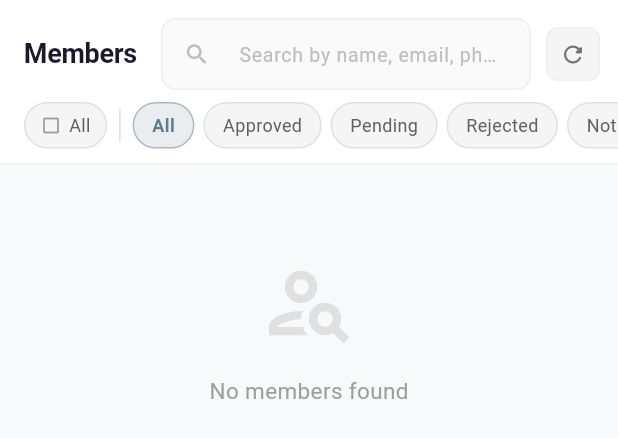
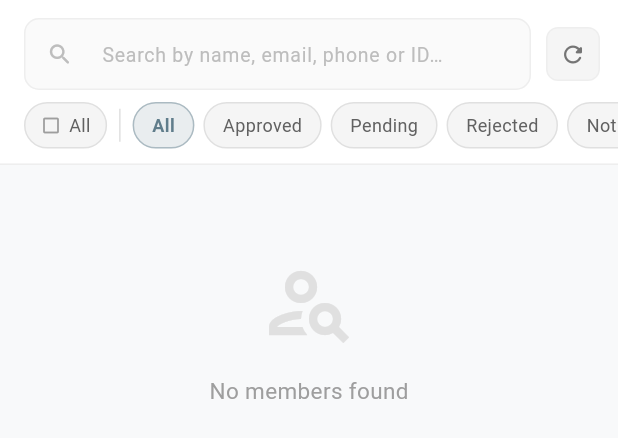
Before and after one commit to marriagestationpvtltd-lang/marriagestationadmin, a Flutter app: the UsersPage widget shown alone on an empty page, opened directly, on a phone screen of 412 x 824 dp. Shown: the top 438 px of the screen. Run offline on Flutter 3.47's test engine with Material 3 defaults, Android fonts, the phone set to English and light mode, and no system bars; our stand-ins replace audioplayers, cloud_firestore, emoji_picker_flutter, file_picker, firebase_core, firebase_storage and 5 more; missing offline and left inert: agora_rtc_engine, dart:html, dart:js, file_saver, flutter_sound; accounts and stored records are empty; network calls fail; statements that could not run were skipped.

Commit message:
Fix members page: photo URLs, direct chat nav, online dot, remove duplicate title, add auth token
Agent-Logs-Url: https://github.com/marriagestationpvtltd-lang/marriagestationadmin/sessions/e47774b6-17f2-4f0c-be04-55b1ea3cfc77

Co-authored-by: marriagestationpvtltd-lang <254104945+marriagestationpvtltd-lang@users.noreply.github.com>

```diff
--- a/adminmrz/lib/users/service/userservice.dart
+++ b/adminmrz/lib/users/service/userservice.dart
@@ -1,5 +1,6 @@
 import 'dart:convert';
 import 'package:http/http.dart' as http;
+import 'package:shared_preferences/shared_preferences.dart';
 
 import '../model/usermodel.dart';
 
@@ -8,12 +9,18 @@ class UserService {
 
   Future<UserListResponse> getUsers() async {
     try {
+      final prefs = await SharedPreferences.getInstance();
+      final token = prefs.getString('token');
+
+      final headers = {
+        'Content-Type': 'application/json',
+        'Accept': 'application/json',
+        if (token != null) 'Authorization': 'Bearer $token',
+      };
+
       final response = await http.get(
         Uri.parse('$baseUrl/get_users.php'),
-        headers: {
-          'Content-Type': 'application/json',
-          'Accept': 'application/json',
-        },
+        headers: headers,
       );
 
       if (response.statusCode == 200) {
--- a/adminmrz/lib/users/userscreen.dart
+++ b/adminmrz/lib/users/userscreen.dart
@@ -8,7 +8,12 @@ import 'package:url_launcher/url_launcher.dart';
 import 'model/usermodel.dart';
 
 class UsersPage extends StatefulWidget {
-  const UsersPage({Key? key}) : super(key: key);
+  /// Called when admin taps "Direct Chat" on a member card.
+  /// The [userId] is the member's ID. DashboardPage should switch to the
+  /// Chat tab and open that user's conversation.
+  final void Function(int userId)? onOpenChat;
+
+  const UsersPage({Key? key, this.onOpenChat}) : super(key: key);
 
   @override
   State<UsersPage> createState() => _UsersPageState();
@@ -60,6 +65,20 @@ class _UsersPageState extends State<UsersPage> {
   String _cleanPhone(String? phone) {
     if (phone == null || phone.isEmpty || phone == 'null') return '';
     return phone.replaceAll(RegExp(r'[^\d+]'), '');
+  }
+
+  /// Normalises a profile-picture path that may be either a full URL or a
+  /// server-relative path (e.g. "/uploads/photo.jpg").  The chat section uses
+  /// https://digitallami.com/get.php which returns full URLs; the admin API
+  /// may return relative paths – we handle both here.
+  static const _kImgBase = 'https://digitallami.com';
+
+  String? _normaliseImageUrl(String? raw) {
+    if (raw == null || raw.isEmpty || raw == 'null') return null;
+    if (raw.startsWith('http://') || raw.startsWith('https://')) return raw;
+    // Relative path: prepend domain
+    final path = raw.startsWith('/') ? raw : '/$raw';
+    return '$_kImgBase$path';
   }
 
   Future<void> _launchWhatsApp(String phone) async {
@@ -280,7 +299,7 @@ class _UsersPageState extends State<UsersPage> {
                           child: ClipOval(
                             child: user.hasProfilePicture
                                 ? Image.network(
-                                    user.profilePicture!,
+                                    _normaliseImageUrl(user.profilePicture)!,
                                     fit: BoxFit.cover,
                                     errorBuilder: (_, __, ___) =>
                                         _avatarIcon(isFemale),
@@ -288,8 +307,7 @@ class _UsersPageState extends State<UsersPage> {
                                 : _avatarIcon(isFemale),
                           ),
                         ),
-                        // Online indicator dot
-                        if (user.isOnline == 1)
+                        // Online/Offline indicator dot (always visible, like chat section)
                         Positioned(
                           bottom: 1,
                           right: 1,
@@ -297,7 +315,9 @@ class _UsersPageState extends State<UsersPage> {
                             width: 12,
                             height: 12,
                             decoration: BoxDecoration(
-                                color: Colors.green.shade500,
+                              color: user.isOnline == 1
+                                  ? Colors.green.shade500
+                                  : Colors.grey.shade400,
                               shape: BoxShape.circle,
                               border: Border.all(
                                   color: Colors.white, width: 1.5),
@@ -485,12 +505,16 @@ class _UsersPageState extends State<UsersPage> {
                     'Direct Chat',
                     Colors.teal,
                     () {
+                      if (widget.onOpenChat != null) {
+                        widget.onOpenChat!(user.id);
+                      } else {
                         ScaffoldMessenger.of(context).showSnackBar(
                           const SnackBar(
                             content: Text('Opening chat…'),
                             duration: Duration(seconds: 1),
                           ),
                         );
+                      }
                     },
                   ),
                   const SizedBox(width: 5),
@@ -866,22 +890,11 @@ class _UsersPageState extends State<UsersPage> {
       color: Colors.white,
       child: Column(
         children: [
-          // Row 1: Title + Search bar + Refresh
+          // Row 1: Search bar + Refresh (title shown in dashboard topbar)
           Padding(
             padding: const EdgeInsets.fromLTRB(16, 12, 12, 8),
             child: Row(
               children: [
-                // Title
-                const Text(
-                  'Members',
-                  style: TextStyle(
-                    fontSize: 18,
-                    fontWeight: FontWeight.w700,
-                    color: Color(0xFF1A1A2E),
-                    letterSpacing: -0.2,
-                  ),
-                ),
-                const SizedBox(width: 16),
                 // Search bar (takes remaining space)
                 Expanded(
                   child: TextField(
```
Also changed, not shown: adminmrz/lib/auth/dashboard.dart (+19 -2 lines). Lines whose indentation alone changed are shown as unchanged.
